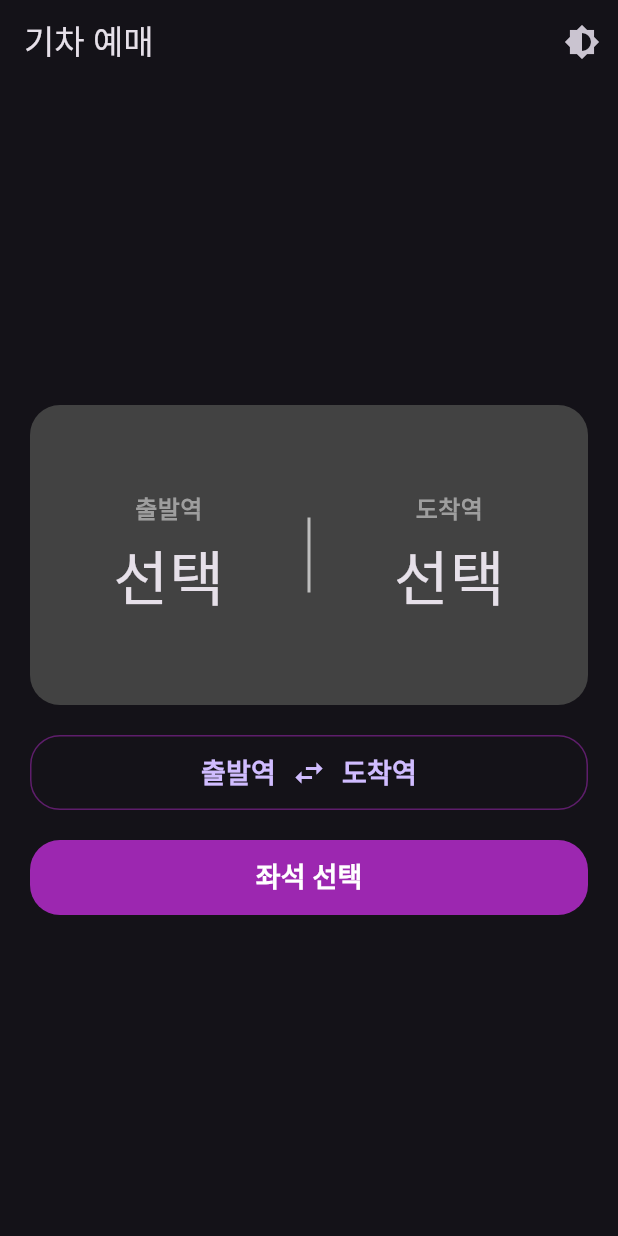
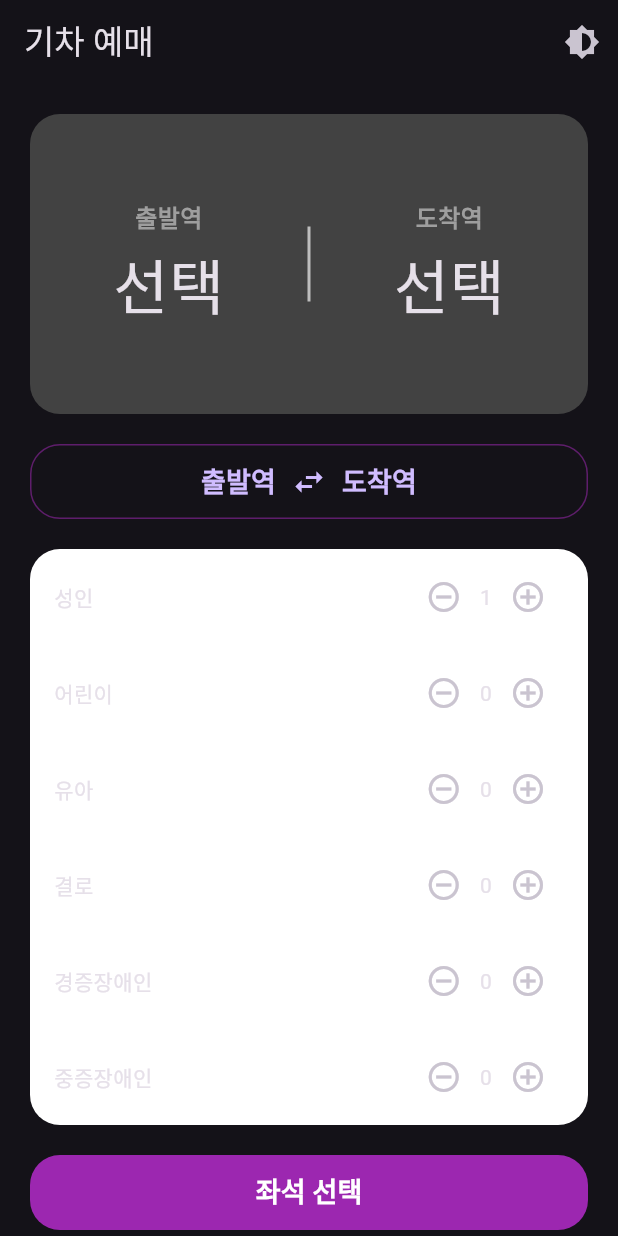
Before and after one commit to HKang0302/flutter_train_app, a Flutter app: the screen it shows after launch, on a phone screen of 412 x 824 dp. Run offline on Flutter 3.47's test engine with Material 3 defaults, Android fonts, the phone set to English and light mode, and no system bars.

Commit message:
add: passenger types

```diff
--- /dev/null
+++ b/lib/models/passenger_count.dart
@@ -0,0 +1,20 @@
+class PassengerCount {
+  int adult;
+  int child;
+  int infant;
+  int senior;
+  int mildDisability;
+  int severeDisability;
+
+  PassengerCount({
+    this.adult = 1,
+    this.child = 0,
+    this.infant = 0,
+    this.senior = 0,
+    this.mildDisability = 0,
+    this.severeDisability = 0,
+  });
+
+  int get total =>
+      adult + child + infant + senior + mildDisability + severeDisability;
+}
--- a/lib/screens/home_page.dart
+++ b/lib/screens/home_page.dart
@@ -1,6 +1,7 @@
 import 'package:flutter/material.dart';
 import 'package:flutter_train_app/screens/seat_page.dart';
 import 'package:flutter_train_app/screens/station_list_page.dart';
+import 'package:flutter_train_app/models/passenger_count.dart';
 
 class HomePage extends StatefulWidget {
   final VoidCallback onThemeToggle;
@@ -13,6 +14,81 @@ class HomePage extends StatefulWidget {
 class _HomePageState extends State<HomePage> {
   String departureStation = '';
   String arrivalStation = '';
+  final PassengerCount passengerCount = PassengerCount();
+
+  void updatePassengerCount(String type, bool increment) {
+    setState(() {
+      switch (type) {
+        case 'adult':
+          if (increment) {
+            passengerCount.adult++;
+          } else if (passengerCount.adult > 0) {
+            passengerCount.adult--;
+          }
+          break;
+        case 'child':
+          if (increment) {
+            passengerCount.child++;
+          } else if (passengerCount.child > 0) {
+            passengerCount.child--;
+          }
+          break;
+        case 'infant':
+          if (increment) {
+            passengerCount.infant++;
+          } else if (passengerCount.infant > 0) {
+            passengerCount.infant--;
+          }
+          break;
+        case 'senior':
+          if (increment) {
+            passengerCount.senior++;
+          } else if (passengerCount.senior > 0) {
+            passengerCount.senior--;
+          }
+          break;
+        case 'mildDisability':
+          if (increment) {
+            passengerCount.mildDisability++;
+          } else if (passengerCount.mildDisability > 0) {
+            passengerCount.mildDisability--;
+          }
+          break;
+        case 'severeDisability':
+          if (increment) {
+            passengerCount.severeDisability++;
+          } else if (passengerCount.severeDisability > 0) {
+            passengerCount.severeDisability--;
+          }
+          break;
+      }
+    });
+  }
+
+  Widget passengerSelector(String title, String type, int count) {
+    return Container(
+      padding: const EdgeInsets.symmetric(horizontal: 16, vertical: 8),
+      child: Row(
+        mainAxisAlignment: MainAxisAlignment.spaceBetween,
+        children: [
+          Text(title),
+          Row(
+            children: [
+              IconButton(
+                icon: const Icon(Icons.remove_circle_outline),
+                onPressed: () => updatePassengerCount(type, false),
+              ),
+              Text('$count'),
+              IconButton(
+                icon: const Icon(Icons.add_circle_outline),
+                onPressed: () => updatePassengerCount(type, true),
+              ),
+            ],
+          ),
+        ],
+      ),
+    );
+  }
 
   @override
   Widget build(BuildContext context) {
@@ -102,6 +178,31 @@ class _HomePageState extends State<HomePage> {
                   ),
                 ),
                 const SizedBox(height: 20),
+                Container(
+                  decoration: BoxDecoration(
+                    color: Colors.white,
+                    borderRadius: BorderRadius.circular(20),
+                  ),
+                  child: Column(
+                    children: [
+                      passengerSelector('성인', 'adult', passengerCount.adult),
+                      passengerSelector('어린이', 'child', passengerCount.child),
+                      passengerSelector('유아', 'infant', passengerCount.infant),
+                      passengerSelector('결로', 'senior', passengerCount.senior),
+                      passengerSelector(
+                        '경증장애인',
+                        'mildDisability',
+                        passengerCount.mildDisability,
+                      ),
+                      passengerSelector(
+                        '중증장애인',
+                        'severeDisability',
+                        passengerCount.severeDisability,
+                      ),
+                    ],
+                  ),
+                ),
+                const SizedBox(height: 20),
                 SizedBox(
                   width: double.infinity,
                   child: TextButton(
@@ -116,6 +217,16 @@ class _HomePageState extends State<HomePage> {
                         );
                         return;
                       }
+                      if (passengerCount.total == 0) {
+                        ScaffoldMessenger.of(context).showSnackBar(
+                          const SnackBar(
+                            content: Text('인원을 추가해주세요'),
+                            backgroundColor: Colors.red,
+                            duration: Duration(seconds: 1),
+                          ),
+                        );
+                        return;
+                      }
                       Navigator.push(
                         context,
                         MaterialPageRoute(
@@ -123,6 +234,7 @@ class _HomePageState extends State<HomePage> {
                               (context) => SeatPage(
                                 departureStation: departureStation,
                                 arrivalStation: arrivalStation,
+                                passengerCount: passengerCount,
                               ),
                         ),
                       );
```
Also changed, not shown: lib/screens/seat_page.dart (+32 -9 lines).
